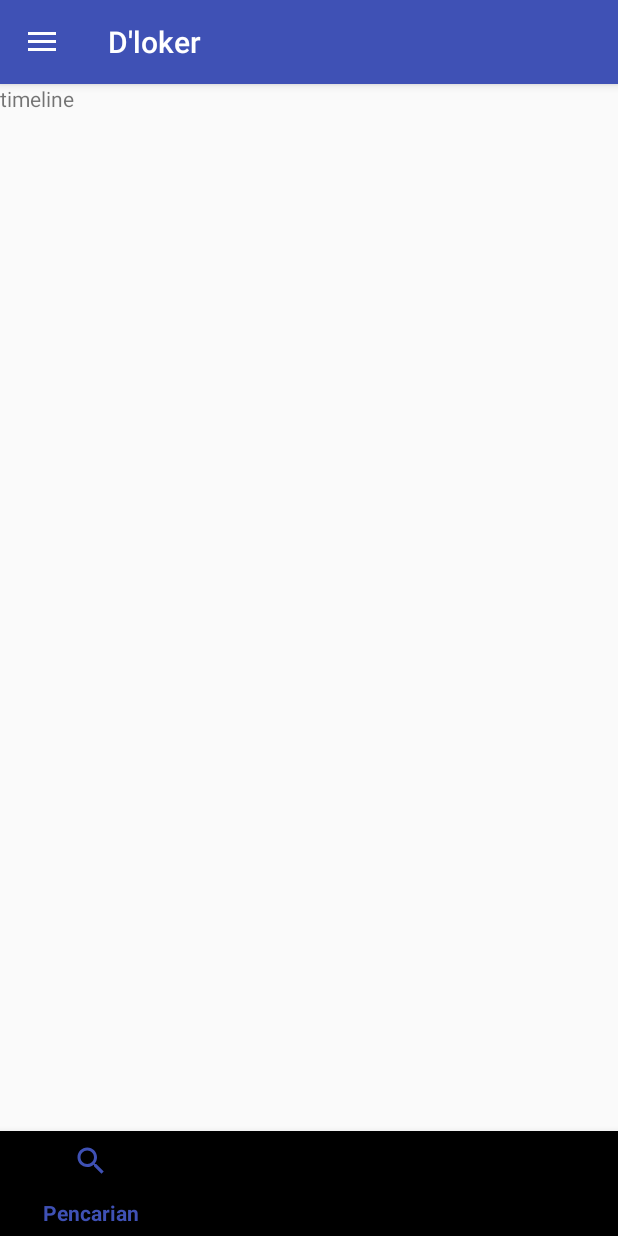
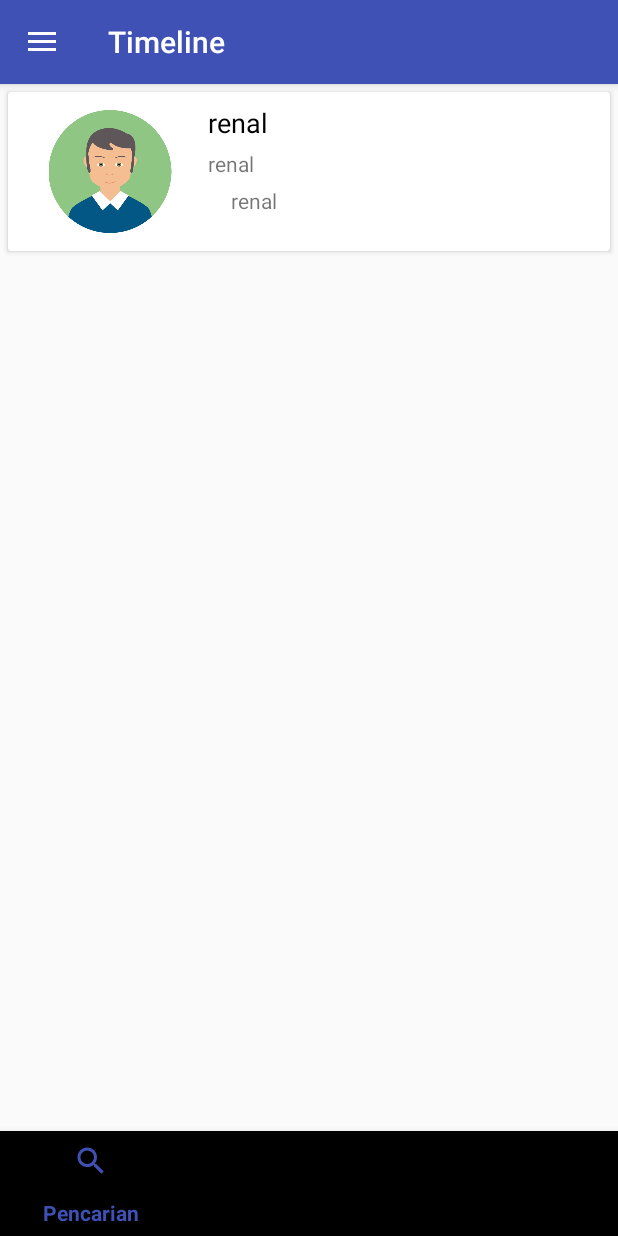
Before and after one commit to renaldysa18/D-loker, an Android app: the screen it shows after launch once a user with an empty profile is signed in (MainActivity), on a phone screen of 412 x 824 dp. Run offline under Robolectric (Android 15) with nearby library versions, the phone set to English and light mode, and no system bars; our stand-ins replace Firebase (no records; nobody signed in at launch, a user with empty details on screens opened directly).

Commit message:
recycle and cardview timeline

```diff
--- a/app/build.gradle
+++ b/app/build.gradle
@@ -30,6 +30,8 @@ dependencies {
     androidTestImplementation 'com.android.support.test.espresso:espresso-core:3.0.2'
     implementation 'com.android.support:design:27.1.1'
     implementation 'de.hdodenhof:circleimageview:2.2.0'
+    implementation 'com.android.support:cardview-v7:27.1.1'
+    implementation 'com.android.support:recyclerview-v7:27.1.1'
 }
 
 apply plugin: 'com.google.gms.google-services'
--- /dev/null
+++ b/app/src/main/java/com/example/renaldysabdojatip/dloker/Timeline.java
@@ -0,0 +1,39 @@
+package com.example.renaldysabdojatip.dloker;
+
+import java.util.Date;
+
+public class Timeline {
+
+    private int id;
+    private String title, perusahaan, lokasi;
+    private int imagePerusahaan;
+
+    public Timeline(int id, String title, String perusahaan, String lokasi, int imagePerusahaan) {
+        this.id = id;
+        this.title = title;
+        this.perusahaan = perusahaan;
+        this.lokasi = lokasi;
+        this.imagePerusahaan = imagePerusahaan;
+    }
+
+    public int getId() {
+        return id;
+    }
+
+    public String getTitle() {
+        return title;
+    }
+
+    public String getPerusahaan() {
+        return perusahaan;
+    }
+
+    public String getLokasi() {
+        return lokasi;
+    }
+
+    public int getImagePerusahaan() {
+        return imagePerusahaan;
+    }
+
+}
--- /dev/null
+++ b/app/src/main/java/com/example/renaldysabdojatip/dloker/TimelineAdapter.java
@@ -0,0 +1,59 @@
+package com.example.renaldysabdojatip.dloker;
+
+import android.content.Context;
+import android.support.annotation.NonNull;
+import android.support.v7.widget.RecyclerView;
+import android.view.LayoutInflater;
+import android.view.View;
+import android.view.ViewGroup;
+import android.widget.ImageView;
+import android.widget.TextView;
+
+import java.util.List;
+
+public class TimelineAdapter extends RecyclerView.Adapter<TimelineAdapter.TimelineVIewHolder> {
+
+
+    @NonNull
+    @Override
+    public TimelineVIewHolder onCreateViewHolder(@NonNull ViewGroup parent, int viewType) {
+        View view = LayoutInflater.from(parent.getContext()).inflate(R.layout.list_item_timeline, parent, false);
+        return new TimelineVIewHolder(view);
+    }
+
+    @Override
+    public void onBindViewHolder(@NonNull TimelineVIewHolder holder, int position) {
+        ((TimelineVIewHolder) holder).bindView(position);
+    }
+
+    @Override
+    public int getItemCount() {
+        return TimelineData.title.length;
+    }
+
+    class TimelineVIewHolder extends RecyclerView.ViewHolder{
+
+        ImageView imageView;
+        TextView title, perusahaan, lokasi;
+
+
+        public TimelineVIewHolder(View itemView) {
+            super(itemView);
+
+            imageView = itemView.findViewById(R.id.imageView_timeline);
+            title = itemView.findViewById(R.id.textViewTitle_timeline);
+            perusahaan = itemView.findViewById(R.id.textViewPerusahaan_timeline);
+            lokasi = itemView.findViewById(R.id.textViewLokasi_timeline);
+
+        }
+
+        public void bindView(int position) {
+            title.setText(TimelineData.title[position]);
+            perusahaan.setText(TimelineData.perusahaan[position]);
+            lokasi.setText(TimelineData.lokasi[position]);
+
+            imageView.setImageResource(TimelineData.img[position]);
+        }
+    }
+
+}
--- /dev/null
+++ b/app/src/main/java/com/example/renaldysabdojatip/dloker/TimelineData.java
@@ -0,0 +1,19 @@
+package com.example.renaldysabdojatip.dloker;
+
+public class TimelineData {
+    public static String[]title = new String[]{
+            "renal"
+    };
+
+    public static String[]perusahaan = new String[]{
+            "renal"
+    };
+
+    public static String[]lokasi = new String[]{
+            "renal"
+    };
+    public static int[]img = new int[]{
+            R.drawable.avatar
+    };
+
+}
--- a/app/src/main/java/com/example/renaldysabdojatip/dloker/TimelineFragment.java
+++ b/app/src/main/java/com/example/renaldysabdojatip/dloker/TimelineFragment.java
@@ -3,15 +3,24 @@ package com.example.renaldysabdojatip.dloker;
 
 import android.os.Bundle;
 import android.support.v4.app.Fragment;
+import android.support.v7.widget.LinearLayoutManager;
+import android.support.v7.widget.RecyclerView;
 import android.view.LayoutInflater;
 import android.view.View;
 import android.view.ViewGroup;
+import android.widget.ListAdapter;
+
+import java.util.ArrayList;
+import java.util.Calendar;
+import java.util.Date;
+import java.util.List;
 
 
 /**
  * A simple {@link Fragment} subclass.
  */
 public class TimelineFragment extends Fragment {
+
 
 
     public TimelineFragment() {
@@ -23,7 +32,25 @@ public class TimelineFragment extends Fragment {
     public View onCreateView(LayoutInflater inflater, ViewGroup container,
                              Bundle savedInstanceState) {
         // Inflate the layout for this fragment
-        return inflater.inflate(R.layout.fragment_timeline, container, false);
+        View rootView = inflater.inflate(R.layout.fragment_timeline, container, false);
+
+        RecyclerView recyclerView = (RecyclerView)rootView.findViewById(R.id.recycle_timeline);
+
+        TimelineAdapter timelineAdapter = new TimelineAdapter();
+
+        final LinearLayoutManager layoutManager = new LinearLayoutManager(getContext());
+        layoutManager.setOrientation(LinearLayoutManager.VERTICAL);
+        //RecyclerView.LayoutManager layoutManager = new LinearLayoutManager(getActivity());
+        recyclerView.setLayoutManager(layoutManager);
+        recyclerView.setAdapter(timelineAdapter);
+
+        return rootView;
     }
 
+
+    @Override
+    public void onResume() {
+        super.onResume();
+        ((MainActivity)getActivity()).setActionBarTitle("Timeline");
+    }
 }
--- a/app/src/main/res/layout/fragment_timeline.xml
+++ b/app/src/main/res/layout/fragment_timeline.xml
@@ -1,14 +1,12 @@
 <?xml version="1.0" encoding="utf-8"?>
-<FrameLayout xmlns:android="http://schemas.android.com/apk/res/android"
+<RelativeLayout xmlns:android="http://schemas.android.com/apk/res/android"
     xmlns:tools="http://schemas.android.com/tools"
     android:layout_width="match_parent"
     android:layout_height="match_parent"
     tools:context=".TimelineFragment">
 
-    <!-- TODO: Update blank fragment layout -->
-    <TextView
+    <android.support.v7.widget.RecyclerView
+        android:id="@+id/recycle_timeline"
         android:layout_width="match_parent"
-        android:layout_height="match_parent"
-        android:text="timeline" />
-
-</FrameLayout>
+        android:layout_height="match_parent"/>
+</RelativeLayout>
--- /dev/null
+++ b/app/src/main/res/layout/list_item_timeline.xml
@@ -0,0 +1,72 @@
+<?xml version="1.0" encoding="utf-8"?>
+<LinearLayout xmlns:android="http://schemas.android.com/apk/res/android"
+    android:layout_width="match_parent"
+    android:layout_height="wrap_content"
+    android:orientation="vertical">
+
+    <android.support.v7.widget.CardView
+        android:layout_width="match_parent"
+        android:layout_height="wrap_content"
+        android:layout_margin="5dp">
+
+        <RelativeLayout
+            android:layout_width="match_parent"
+            android:layout_height="wrap_content"
+            android:padding="8dp">
+
+            <ImageView
+                android:id="@+id/imageView_timeline"
+                android:layout_width="120dp"
+                android:layout_height="90dp"
+                android:padding="4dp" />
+
+            <TextView
+                android:id="@+id/textViewTitle_timeline"
+                android:layout_width="wrap_content"
+                android:layout_height="wrap_content"
+                android:layout_marginLeft="5dp"
+                android:layout_toRightOf="@id/imageView_timeline"
+                android:text="Penerjemah Literasi"
+                android:textAppearance="@style/Base.TextAppearance.AppCompat.Medium"
+                android:textColor="#000000" />
+
+            <TextView
+                android:id="@+id/textViewPerusahaan_timeline"
+                android:layout_width="wrap_content"
+                android:layout_height="wrap_content"
+                android:layout_below="@id/textViewTitle_timeline"
+                android:layout_marginLeft="5dp"
+                android:layout_marginTop="5dp"
+                android:layout_toRightOf="@id/imageView_timeline"
+                android:text="Perpustakaan Imam"
+                android:textAppearance="@style/Base.TextAppearance.AppCompat.Small" />
+
+            <TextView
+                android:id="@+id/textViewLokasi_timeline"
+                android:layout_width="wrap_content"
+                android:layout_height="wrap_content"
+                android:layout_below="@id/textViewPerusahaan_timeline"
+                android:layout_marginLeft="5dp"
+                android:layout_marginTop="5dp"
+                android:layout_toRightOf="@id/imageView_timeline"
+                android:paddingLeft="15dp"
+                android:paddingRight="15dp"
+                android:text="Jakarta"
+                 />
+
+            <!--<TextView
+                android:id="@+id/textViewWaktu_timeline"
+                android:layout_width="wrap_content"
+                android:layout_height="wrap_content"
+                android:layout_below="@id/textViewLokasi_timeline"
+                android:layout_marginLeft="5dp"
+                android:layout_marginTop="5dp"
+                android:layout_toRightOf="@id/imageView_timeline"
+                android:text="1 jam yang lalu"
+                android:textAppearance="@style/Base.TextAppearance.AppCompat.Small" />
+-->
+        </RelativeLayout>
+
+    </android.support.v7.widget.CardView>
+
+</LinearLayout>
--- a/app/src/main/res/layout/nav_header_main2.xml
+++ b/app/src/main/res/layout/nav_header_main2.xml
@@ -13,7 +13,7 @@
     android:theme="@style/ThemeOverlay.AppCompat.Dark">
 
     <ImageView
-        android:id="@+id/imageView"
+        android:id="@+id/imageView_timeline"
         android:layout_width="wrap_content"
         android:layout_height="wrap_content"
         android:contentDescription="@string/nav_header_desc"
```
